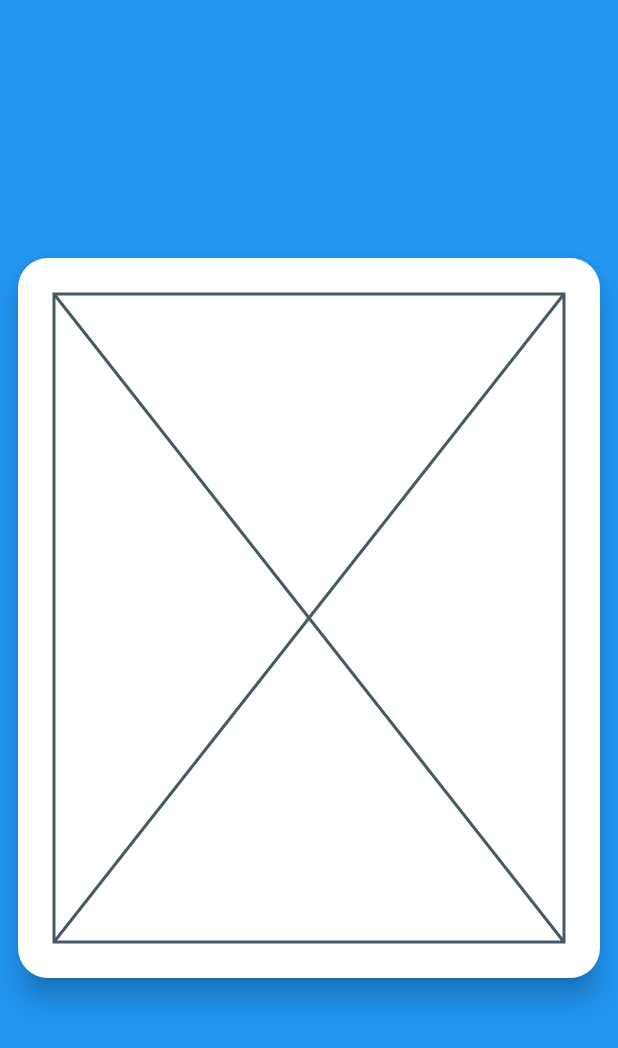
After one commit to albertolesionato/gatenavi, a Flutter app: the screen it shows after launch, after a tap on "ExtraContentScaffold", on a phone screen of 412 x 824 dp. The commit adds this screen. Shown: the top 1048 px of the screen. Run offline on Flutter 3.47's test engine with Material 2 defaults, Android fonts, the phone set to English and light mode, and no system bars.

Commit message:
working on nav

```diff
--- /dev/null
+++ b/lib/navigation/link_config.dart
@@ -0,0 +1,2 @@
+
+class LinkConfig {}
--- a/packages/component_library/example/lib/main.dart
+++ b/packages/component_library/example/lib/main.dart
@@ -14,16 +14,18 @@ class MyApp extends StatelessWidget {
         debugShowCheckedModeBanner: false,
         title: 'Flutter Demo',
         routes: {
-        '/some-scaffold': (_) => const Scaffold(
+          '/extra-content-scaffold': (_) => const Scaffold(
                 backgroundColor: Colors.blue,
-          body: SomeScaffold(),
+                body: ExtraContentScaffold(
+                  extraContent: Placeholder(),
+                  child: Placeholder(),
+                ),
               )
         },
         theme: ThemeData(
           primarySwatch: Colors.blue,
         ),
-      home: Example()
-    );
+        home: const Example());
   }
 }
 
@@ -39,8 +41,10 @@ class Example extends StatelessWidget {
           mainAxisAlignment: MainAxisAlignment.spaceBetween,
           crossAxisAlignment: CrossAxisAlignment.stretch,
           children: [
-            ElevatedButton(onPressed: () => Navigator.pushNamed(context, '/some-scaffold'), child:
-            Text('SomeScaffold'))
+            ElevatedButton(
+                onPressed: () =>
+                    Navigator.pushNamed(context, '/extra-content-scaffold'),
+                child: const Text('ExtraContentScaffold'))
           ],
         ),
       ),
--- a/packages/component_library/lib/component_library.dart
+++ b/packages/component_library/lib/component_library.dart
@@ -1 +1 @@
-export 'src/scaffolds/some_scaffold.dart';
+export 'src/scaffolds/extra_content_scaffold.dart';
--- /dev/null
+++ b/packages/component_library/lib/src/scaffolds/extra_content_scaffold.dart
@@ -0,0 +1,40 @@
+import 'package:flutter/material.dart';
+
+class ExtraContentScaffold extends StatelessWidget {
+  const ExtraContentScaffold({Key? key, required this.child, required this.extraContent})
+      : super(key: key);
+
+  final Widget child;
+  final Widget extraContent;
+
+  @override
+  Widget build(BuildContext context) {
+    return Center(
+      child: UnconstrainedBox(
+        child: SizedBox(
+          height: 480,
+          child: Material(
+            elevation: 8,
+            shape: RoundedRectangleBorder(
+                // side: BorderSide(),
+                borderRadius: BorderRadius.circular(20)),
+            color: Colors.white,
+            child: Padding(
+              padding: const EdgeInsets.all(24),
+              child: Row(
+                mainAxisSize: MainAxisSize.min,
+                children: [
+                  SizedBox(width: 340, height: 480, child: extraContent),
+                  if (MediaQuery.of(context).size.width > 752) ...[
+                    const SizedBox(width: 24),
+                    SizedBox(width: 340, height: 480, child: child)
+                  ]
+                ],
+              ),
+            ),
+          ),
+        ),
+      ),
+    );
+  }
+}
--- a/pubspec.yaml
+++ b/pubspec.yaml
@@ -31,6 +31,8 @@ environment:
 dependencies:
   flutter:
     sdk: flutter
+  component_library:
+    path: packages/component_library
 
 
   # The following adds the Cupertino Icons font to your application.
```
Also changed, not shown: lib/main.dart (+7 -100 lines), lib/navigation/app_router.dart (added, +26 -0 lines), lib/sign_in/sign_in_screen.dart (added, +30 -0 lines), packages/component_library/lib/src/scaffolds/some_scaffold.dart (deleted, +0 -34 lines), packages/component_library/lib/src/theme/spacing.dart (added, +10 -0 lines), lib/navigation/app_route_parser.dart (added), pubspec.lock, 1 other file. Lines whose indentation alone changed are shown as unchanged.
